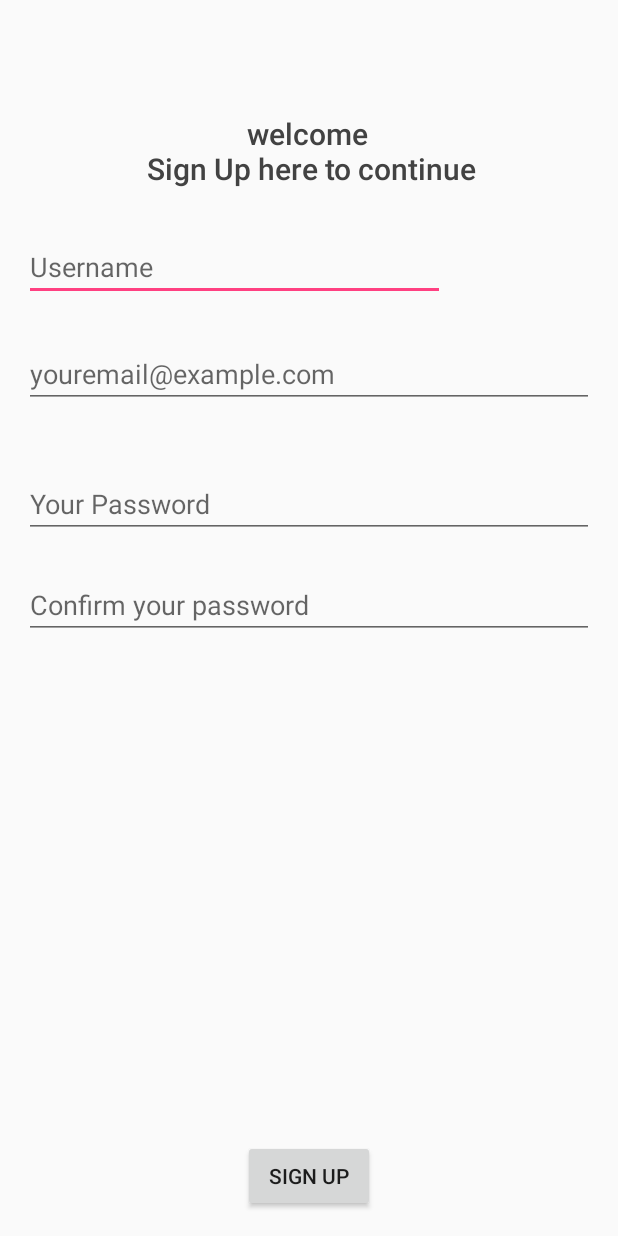
After one commit to lon-albert/mentoring-todo_app, an Android app: the layout activity_sign_up.xml on its own in the app's theme, with its tools: preview values and no code run, on a phone screen of 412 x 824 dp. The commit adds this screen. Run offline under Robolectric (Android 15) with nearby library versions, the phone set to English and light mode, and no system bars.

Commit message:
new update

```diff
--- /dev/null
+++ b/app/src/main/res/layout/activity_sign_up.xml
@@ -0,0 +1,91 @@
+<?xml version="1.0" encoding="utf-8"?>
+<RelativeLayout xmlns:android="http://schemas.android.com/apk/res/android"
+    xmlns:tools="http://schemas.android.com/tools"
+    android:id="@+id/activity_sign_up"
+    android:layout_width="match_parent"
+    android:layout_height="match_parent"
+    android:paddingBottom="@dimen/activity_vertical_margin"
+    android:paddingLeft="@dimen/activity_horizontal_margin"
+    android:paddingRight="@dimen/activity_horizontal_margin"
+    android:paddingTop="@dimen/activity_vertical_margin"
+    android:orientation="vertical"
+    android:gravity="center_horizontal"
+    tools:context="com.android.ilab.todoapp.SignUp">
+
+    <TextView
+        android:text="\t\t\t\t\t welcome \n Sign Up here to continue"
+        android:layout_width="wrap_content"
+        android:layout_height="wrap_content"
+        android:id="@+id/welcomeText"
+        android:layout_marginTop="59dp"
+        android:layout_alignParentTop="true"
+        android:layout_centerHorizontal="true"
+        android:textColor="@color/cardview_dark_background"
+        android:textAppearance="@android:style/TextAppearance.DeviceDefault.Widget.ActionBar.Title.Inverse" />
+
+    <EditText
+        android:layout_width="match_parent"
+        android:layout_height="wrap_content"
+        android:inputType="textPersonName"
+        android:hint="Username"
+
+        android:ems="10"
+        android:textColor="@color/colorWhite"
+        android:id="@+id/username"
+        android:layout_marginRight="21dp"
+        android:layout_marginEnd="21dp"
+        android:layout_marginTop="29dp"
+        android:layout_below="@+id/welcomeText"
+        android:layout_alignRight="@+id/welcomeText"
+        android:layout_alignEnd="@+id/welcomeText" />
+
+    <Button
+        android:text="SIGN UP"
+        android:layout_width="wrap_content"
+        android:layout_height="wrap_content"
+        android:id="@+id/sign_up_button"
+        android:elevation="12dp"
+        android:layout_alignParentBottom="true"
+        android:layout_centerHorizontal="true" />
+
+    <EditText
+        android:layout_width="match_parent"
+        android:layout_height="wrap_content"
+        android:inputType="textPassword"
+        android:ems="10"
+        android:textColor="@color/colorWhite"
+        android:id="@+id/password2"
+        android:hint="Confirm your password"
+        android:layout_marginTop="22dp"
+        android:layout_below="@+id/password1"
+        android:layout_alignLeft="@+id/password1"
+        android:layout_alignStart="@+id/password1" />
+
+    <EditText
+        android:layout_width="match_parent"
+        android:layout_height="wrap_content"
+        android:inputType="textPassword"
+        android:ems="10"
+
+        android:id="@+id/password1"
+        android:hint="Your Password"
+        android:layout_below="@+id/email_id"
+        android:layout_alignLeft="@+id/email_id"
+        android:layout_alignStart="@+id/email_id"
+        android:layout_marginTop="41dp" />
+
+    <EditText
+        android:layout_width="match_parent"
+        android:layout_height="wrap_content"
+        android:inputType="textEmailAddress"
+        android:textColor="@color/colorWhite"
+        android:ems="10"
+        android:id="@+id/email_id"
+        android:hint="youremail@example.com"
+
+        android:layout_marginTop="26dp"
+        android:layout_below="@+id/username"
+        android:layout_alignLeft="@+id/username"
+        android:layout_alignStart="@+id/username" />
+
+</RelativeLayout>
--- a/app/src/main/res/values/colors.xml
+++ b/app/src/main/res/values/colors.xml
@@ -3,4 +3,6 @@
     <color name="colorPrimary">#3F51B5</color>
     <color name="colorPrimaryDark">#303F9F</color>
     <color name="colorAccent">#FF4081</color>
+    <color name="colorBlue">#FF5794DF</color>
+    <color name="colorWhite">#FFFFFFFF</color>
 </resources>
```
Also changed, not shown: app/src/main/AndroidManifest.xml (+10 -0 lines), app/src/main/java/com/android/ilab/todoapp/LoginActivity.java (added, +26 -0 lines), app/src/main/java/com/android/ilab/todoapp/SignUp.java (added, +48 -0 lines), app/src/main/res/layout/activity_login.xml (added, +39 -0 lines), app/src/main/res/values/strings.xml (+18 -0 lines), 5 other files.
